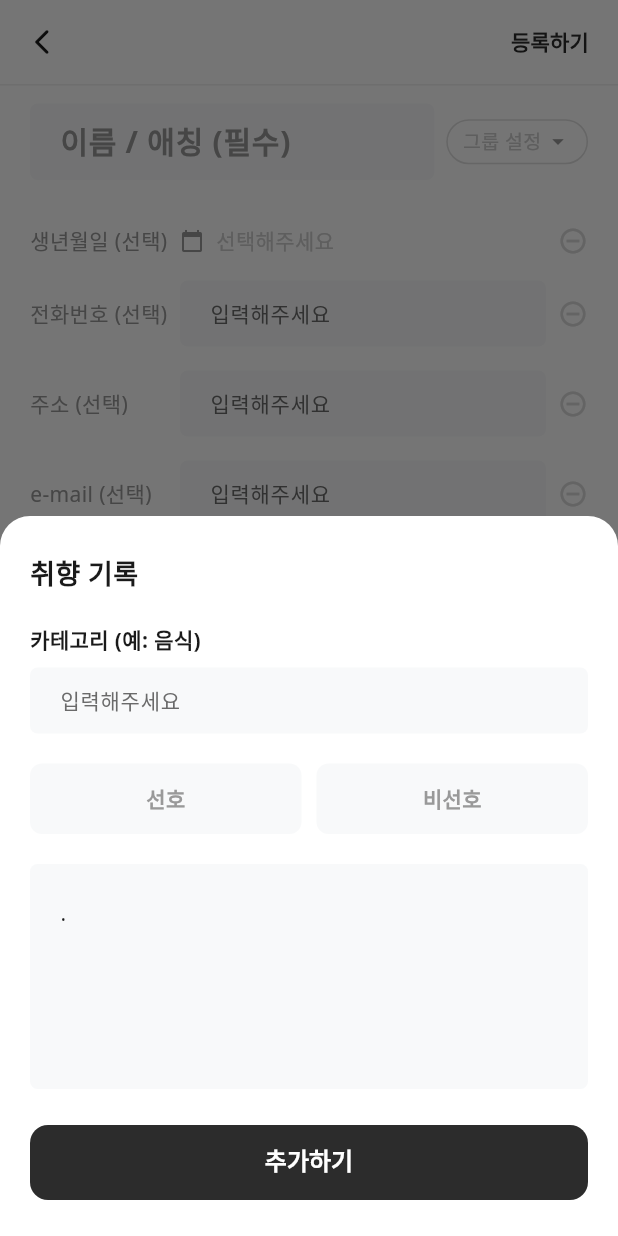
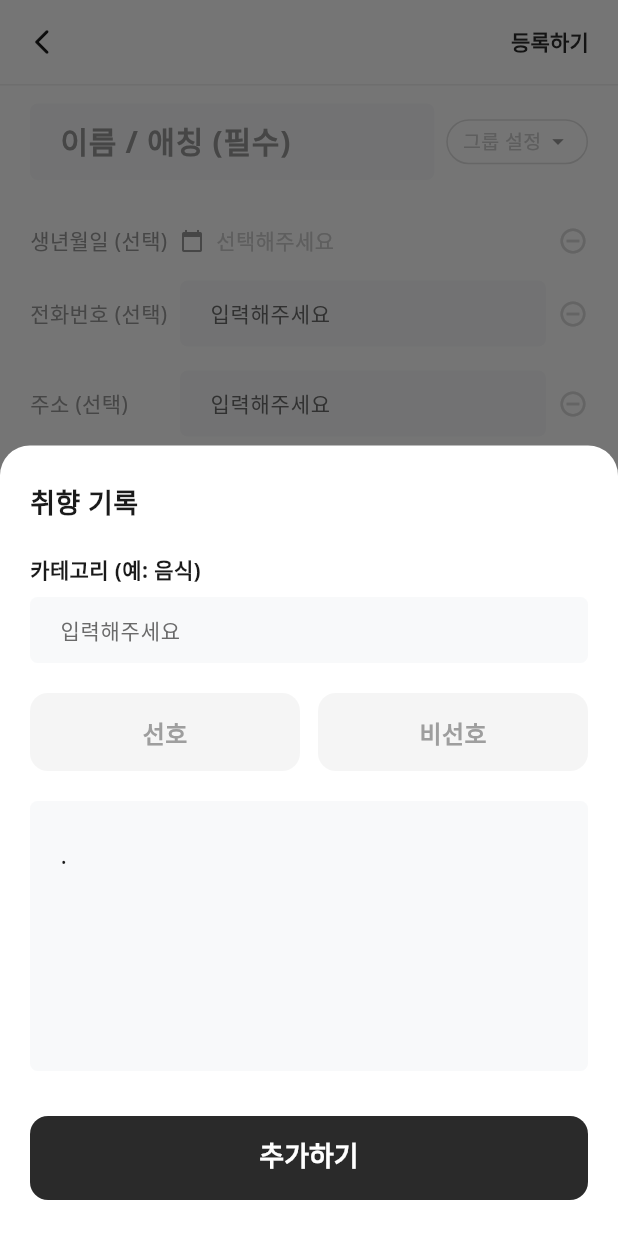
Before and after one commit to uiiuodo/testedn5, a Flutter app: the PersonEditScreen screen opened directly, after a tap on the "add" icon, after a tap on "취향 기록 추가하기", on a phone screen of 412 x 824 dp. Run offline on Flutter 3.47's test engine with Material 3 defaults, Android fonts, the phone set to English and light mode, and no system bars; our stand-ins replace firebase_core, get, hive, hive_flutter, shared_preferences, table_calendar; missing offline and left inert: lunar; accounts and stored records are empty; Roboto replaces fonts that are missing (Noto Sans).

Commit message:
등록화면 수정

```diff
--- a/lib/ui/page/people/preference_add_bottom_sheet.dart
+++ b/lib/ui/page/people/preference_add_bottom_sheet.dart
@@ -129,33 +129,28 @@ class _PreferenceAddBottomSheetState extends State<PreferenceAddBottomSheet> {
                     });
                   },
                   child: Container(
-                    padding: const EdgeInsets.symmetric(vertical: 12),
+                    padding: const EdgeInsets.symmetric(vertical: 14),
                     decoration: BoxDecoration(
                       color: _isLike == true
-                          ? AppColors.primary.withOpacity(0.1)
-                          : AppColors.surface,
-                      borderRadius: BorderRadius.circular(8),
-                      border: Border.all(
-                        color: _isLike == true
-                            ? AppColors.primary
-                            : Colors.transparent,
-                      ),
+                          ? const Color(0xFF4DA3FF) // Sky Blue
+                          : const Color(0xFFF5F5F5), // Light Gray
+                      borderRadius: BorderRadius.circular(12),
                     ),
                     alignment: Alignment.center,
                     child: Text(
                       '선호',
                       style: TextStyle(
-                        fontSize: 14,
+                        fontSize: 16,
                         fontWeight: FontWeight.w600,
                         color: _isLike == true
-                            ? AppColors.primary
-                            : const Color(0xFF999999),
+                            ? const Color(0xFF003366) // Dark Blue
+                            : const Color(0xFF9E9E9E),
                       ),
                     ),
                   ),
                 ),
               ),
-              const SizedBox(width: 10),
+              const SizedBox(width: 12),
               Expanded(
                 child: GestureDetector(
                   onTap: () {
@@ -164,27 +159,22 @@ class _PreferenceAddBottomSheetState extends State<PreferenceAddBottomSheet> {
                     });
                   },
                   child: Container(
-                    padding: const EdgeInsets.symmetric(vertical: 12),
+                    padding: const EdgeInsets.symmetric(vertical: 14),
                     decoration: BoxDecoration(
                       color: _isLike == false
-                          ? const Color(0xFFFFEBEB) // Light Red
-                          : AppColors.surface,
-                      borderRadius: BorderRadius.circular(8),
-                      border: Border.all(
-                        color: _isLike == false
-                            ? const Color(0xFFFF5252) // Red
-                            : Colors.transparent,
-                      ),
+                          ? const Color(0xFF424242) // Dark Gray
+                          : const Color(0xFFF5F5F5),
+                      borderRadius: BorderRadius.circular(12),
                     ),
                     alignment: Alignment.center,
                     child: Text(
                       '비선호',
                       style: TextStyle(
-                        fontSize: 14,
+                        fontSize: 16,
                         fontWeight: FontWeight.w600,
                         color: _isLike == false
-                            ? const Color(0xFFFF5252)
-                            : const Color(0xFF999999),
+                            ? Colors.white
+                            : const Color(0xFF9E9E9E),
                       ),
                     ),
                   ),
@@ -196,8 +186,8 @@ class _PreferenceAddBottomSheetState extends State<PreferenceAddBottomSheet> {
 
           // Content Input
           Container(
-            height: 150,
-            padding: const EdgeInsets.symmetric(horizontal: 16, vertical: 12),
+            height: 180,
+            padding: const EdgeInsets.symmetric(horizontal: 16, vertical: 16),
             decoration: BoxDecoration(
               color: AppColors.surface,
               borderRadius: BorderRadius.circular(5),
@@ -207,28 +197,33 @@ class _PreferenceAddBottomSheetState extends State<PreferenceAddBottomSheet> {
               onChanged: _handleContentChange,
               maxLines: null,
               style: const TextStyle(
-                fontSize: 14,
-                height: 1.5,
+                fontSize: 16,
+                height: 1.6,
                 color: AppColors.textPrimary,
               ),
+              cursorColor: AppColors.textPrimary,
               decoration: const InputDecoration(
                 border: InputBorder.none,
+                focusedBorder: InputBorder.none,
+                enabledBorder: InputBorder.none,
+                errorBorder: InputBorder.none,
+                disabledBorder: InputBorder.none,
                 hintText: '내용 입력하기',
                 hintStyle: TextStyle(color: Color(0xFF999999)),
                 contentPadding: EdgeInsets.zero,
               ),
             ),
           ),
-          const SizedBox(height: 24),
+          const SizedBox(height: 30),
 
           // Add Button
           SizedBox(
             width: double.infinity,
-            height: 50,
+            height: 56,
             child: ElevatedButton(
               onPressed: _submit,
               style: ElevatedButton.styleFrom(
-                backgroundColor: AppColors.primary,
+                backgroundColor: const Color(0xFF2A2A2A), // Black
                 shape: RoundedRectangleBorder(
                   borderRadius: BorderRadius.circular(12),
                 ),
@@ -237,7 +232,7 @@ class _PreferenceAddBottomSheetState extends State<PreferenceAddBottomSheet> {
               child: const Text(
                 '추가하기',
                 style: TextStyle(
-                  fontSize: 16,
+                  fontSize: 18,
                   fontWeight: FontWeight.bold,
                   color: Colors.white,
                 ),
```
